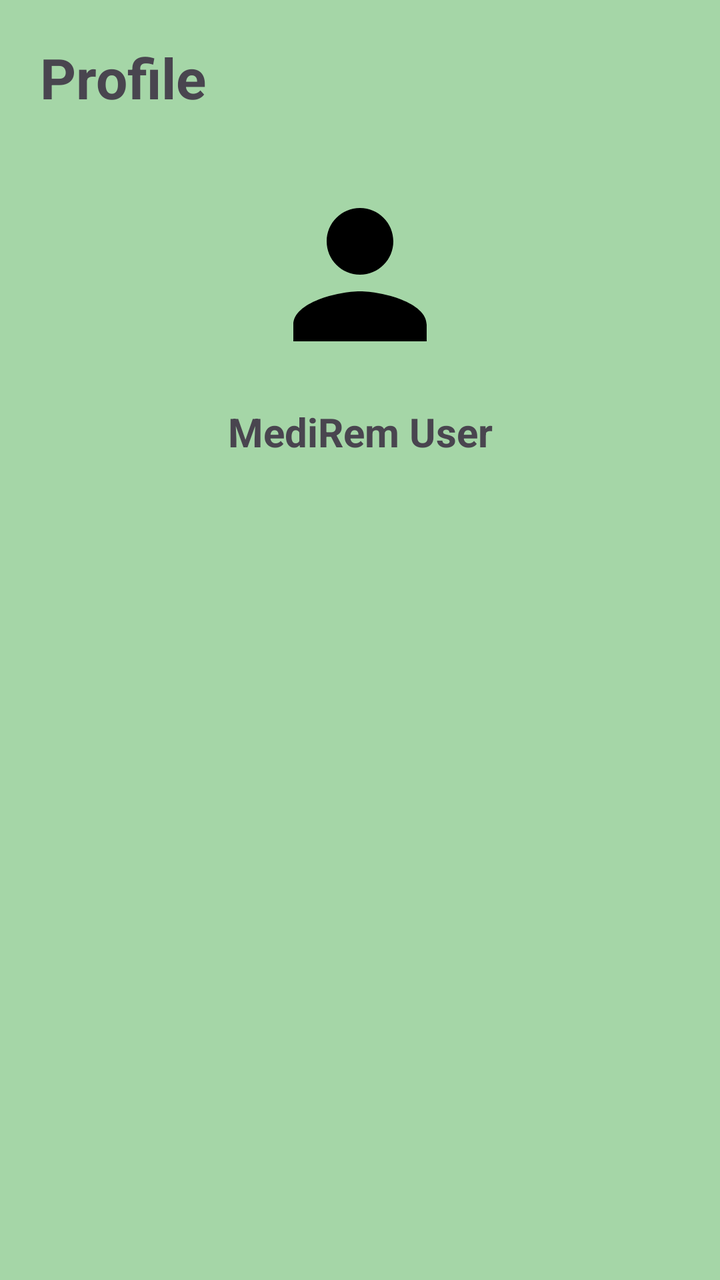
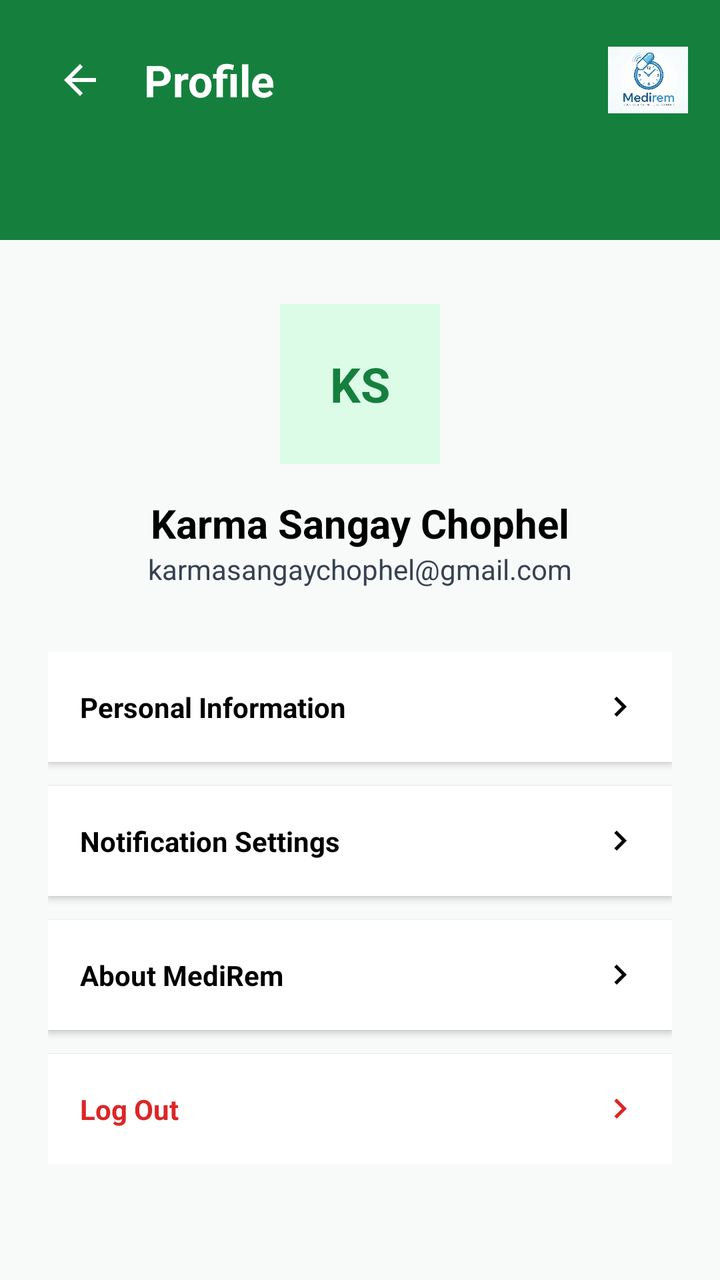

An Android layout rendered at two revisions. The XML below is the earlier revision; the diff shows what the commit changed to produce the second picture.
<!-- AndroidManifest.xml: application theme Theme.MediRem -->
<!-- res/layout/fragment_profile.xml -->
<?xml version="1.0" encoding="utf-8"?>
<androidx.constraintlayout.widget.ConstraintLayout
    xmlns:android="http://schemas.android.com/apk/res/android"
    xmlns:app="http://schemas.android.com/apk/res-auto"
    android:layout_width="match_parent"
    android:layout_height="match_parent"
    android:padding="20dp"
    android:background="@color/background_green">

    <TextView
        android:id="@+id/tvTitle"
        android:layout_width="wrap_content"
        android:layout_height="wrap_content"
        android:text="Profile"
        android:textSize="28sp"
        android:textStyle="bold"
        app:layout_constraintStart_toStartOf="parent"
        app:layout_constraintTop_toTopOf="parent"/>

    <ImageView
        android:id="@+id/imgProfile"
        android:layout_width="100dp"
        android:layout_height="100dp"
        android:src="@drawable/ic_profile"
        android:layout_marginTop="30dp"
        app:layout_constraintTop_toBottomOf="@id/tvTitle"
        app:layout_constraintStart_toStartOf="parent"
        app:layout_constraintEnd_toEndOf="parent"/>

    <TextView
        android:id="@+id/tvUserName"
        android:layout_width="wrap_content"
        android:layout_height="wrap_content"
        android:text="MediRem User"
        android:textSize="20sp"
        android:textStyle="bold"
        android:layout_marginTop="15dp"
        app:layout_constraintTop_toBottomOf="@id/imgProfile"
        app:layout_constraintStart_toStartOf="parent"
        app:layout_constraintEnd_toEndOf="parent"/>

</androidx.constraintlayout.widget.ConstraintLayout>
<!-- resources referenced by this layout -->
<resources>
  <color name="background_green">#A5D6A7</color>
  <!-- drawable ic_profile (drawable) -->
  <vector xmlns:android="http://schemas.android.com/apk/res/android"
      android:width="24dp"
      android:height="24dp"
      android:viewportWidth="24"
      android:viewportHeight="24">
      <path
          android:fillColor="#FF000000"
          android:pathData="M12,12c2.21,0 4,-1.79 4,-4s-1.79,-4 -4,-4 -4,1.79 -4,4 1.79,4 4,4zM12,14c-2.67,0 -8,1.34 -8,4v2h16v-2c0,-2.66 -5.33,-4 -8,-4z"/>
  </vector>
  <style name="Theme.MediRem" parent="Base.Theme.MediRem" />
  <style name="Base.Theme.MediRem" parent="Theme.Material3.DayNight.NoActionBar">
          
          <item name="android:windowBackground">@color/background_green</item>
      </style>
</resources>

<!-- the commit's change to res/layout/fragment_profile.xml (unified diff, before → after) -->
@@ -1,42 +1,231 @@
 <?xml version="1.0" encoding="utf-8"?>
-<androidx.constraintlayout.widget.ConstraintLayout
-    xmlns:android="http://schemas.android.com/apk/res/android"
+<androidx.constraintlayout.widget.ConstraintLayout xmlns:android="http://schemas.android.com/apk/res/android"
     xmlns:app="http://schemas.android.com/apk/res-auto"
     android:layout_width="match_parent"
     android:layout_height="match_parent"
-    android:padding="20dp"
-    android:background="@color/background_green">
+    android:background="@color/background_light">
+
+    
+    <View
+        android:id="@+id/headerView"
+        android:layout_width="match_parent"
+        android:layout_height="120dp"
+        android:background="@drawable/header_background"
+        app:layout_constraintTop_toTopOf="parent" />
+
+    <ImageButton
+        android:id="@+id/btnBack"
+        android:layout_width="48dp"
+        android:layout_height="48dp"
+        android:layout_marginStart="16dp"
+        android:layout_marginTop="16dp"
+        android:background="?attr/selectableItemBackgroundBorderless"
+        android:src="@drawable/ic_arrow_back"
+        app:layout_constraintStart_toStartOf="parent"
+        app:layout_constraintTop_toTopOf="parent"
+        app:tint="@color/white" />
 
     <TextView
-        android:id="@+id/tvTitle"
+        android:id="@+id/tvHeaderTitle"
         android:layout_width="wrap_content"
         android:layout_height="wrap_content"
+        android:layout_marginStart="8dp"
         android:text="Profile"
-        android:textSize="28sp"
+        android:textColor="@color/white"
+        android:textSize="22sp"
         android:textStyle="bold"
-        app:layout_constraintStart_toStartOf="parent"
-        app:layout_constraintTop_toTopOf="parent"/>
+        app:layout_constraintBottom_toBottomOf="@id/btnBack"
+        app:layout_constraintStart_toEndOf="@id/btnBack"
+        app:layout_constraintTop_toTopOf="@id/btnBack" />
 
     <ImageView
-        android:id="@+id/imgProfile"
-        android:layout_width="100dp"
-        android:layout_height="100dp"
-        android:src="@drawable/ic_profile"
-        android:layout_marginTop="30dp"
-        app:layout_constraintTop_toBottomOf="@id/tvTitle"
-        app:layout_constraintStart_toStartOf="parent"
-        app:layout_constraintEnd_toEndOf="parent"/>
+        android:id="@+id/ivLogo"
+        android:layout_width="40dp"
+        android:layout_height="40dp"
+        android:layout_marginEnd="16dp"
+        android:src="@drawable/medirem_logo"
+        app:layout_constraintBottom_toBottomOf="@id/btnBack"
+        app:layout_constraintEnd_toEndOf="parent"
+        app:layout_constraintTop_toTopOf="@id/btnBack" />
+
+    
+    <androidx.cardview.widget.CardView
+        android:id="@+id/avatarCard"
+        android:layout_width="80dp"
+        android:layout_height="80dp"
+        android:layout_marginTop="32dp"
+        app:cardBackgroundColor="@color/taken_green"
+        app:cardCornerRadius="0dp"
+        app:cardElevation="0dp"
+        app:layout_constraintEnd_toEndOf="parent"
+        app:layout_constraintStart_toStartOf="parent"
+        app:layout_constraintTop_toBottomOf="@id/headerView">
+
+        <TextView
+            android:layout_width="match_parent"
+            android:layout_height="match_parent"
+            android:gravity="center"
+            android:text="KS"
+            android:textColor="@color/primary_green"
+            android:textSize="24sp"
+            android:textStyle="bold" />
+    </androidx.cardview.widget.CardView>
 
     <TextView
         android:id="@+id/tvUserName"
         android:layout_width="wrap_content"
         android:layout_height="wrap_content"
-        android:text="MediRem User"
+        android:layout_marginTop="16dp"
+        android:text="Karma Sangay Chophel"
+        android:textColor="@color/black"
         android:textSize="20sp"
         android:textStyle="bold"
-        android:layout_marginTop="15dp"
-        app:layout_constraintTop_toBottomOf="@id/imgProfile"
-        app:layout_constraintStart_toStartOf="parent"
-        app:layout_constraintEnd_toEndOf="parent"/>
+        app:layout_constraintEnd_toEndOf="parent"
+        app:layout_constraintStart_toStartOf="parent"
+        app:layout_constraintTop_toBottomOf="@id/avatarCard" />
+
+    <TextView
+        android:id="@+id/tvUserEmail"
+        android:layout_width="wrap_content"
+        android:layout_height="wrap_content"
+        android:text="karmasangaychophel@gmail.com"
+        android:textColor="@color/gray_text"
+        android:textSize="14sp"
+        app:layout_constraintEnd_toEndOf="parent"
+        app:layout_constraintStart_toStartOf="parent"
+        app:layout_constraintTop_toBottomOf="@id/tvUserName" />
+
+    
+    <LinearLayout
+        android:layout_width="match_parent"
+        android:layout_height="wrap_content"
+        android:layout_marginTop="32dp"
+        android:orientation="vertical"
+        android:paddingHorizontal="24dp"
+        app:layout_constraintTop_toBottomOf="@id/tvUserEmail">
+
+        
+        <androidx.cardview.widget.CardView
+            android:layout_width="match_parent"
+            android:layout_height="wrap_content"
+            android:layout_marginBottom="12dp"
+            app:cardCornerRadius="0dp"
+            app:cardElevation="2dp">
+
+            <LinearLayout
+                android:layout_width="match_parent"
+                android:layout_height="55dp"
+                android:gravity="center_vertical"
+                android:orientation="horizontal"
+                android:paddingHorizontal="16dp">
+
+                <TextView
+                    android:layout_width="0dp"
+                    android:layout_height="wrap_content"
+                    android:layout_weight="1"
+                    android:text="Personal Information"
+                    android:textColor="@color/black"
+                    android:textStyle="bold" />
+
+                <ImageView
+                    android:layout_width="20dp"
+                    android:layout_height="20dp"
+                    android:src="@drawable/ic_chevron_right" />
+            </LinearLayout>
+        </androidx.cardview.widget.CardView>
+
+        
+        <androidx.cardview.widget.CardView
+            android:id="@+id/btnNotificationSettings"
+            android:layout_width="match_parent"
+            android:layout_height="wrap_content"
+            android:layout_marginBottom="12dp"
+            app:cardCornerRadius="0dp"
+            app:cardElevation="2dp">
+
+            <LinearLayout
+                android:layout_width="match_parent"
+                android:layout_height="55dp"
+                android:gravity="center_vertical"
+                android:orientation="horizontal"
+                android:paddingHorizontal="16dp">
+
+                <TextView
+                    android:layout_width="0dp"
+                    android:layout_height="wrap_content"
+                    android:layout_weight="1"
+                    android:text="Notification Settings"
+                    android:textColor="@color/black"
+                    android:textStyle="bold" />
+
+                <ImageView
+                    android:layout_width="20dp"
+                    android:layout_height="20dp"
+                    android:src="@drawable/ic_chevron_right" />
+            </LinearLayout>
+        </androidx.cardview.widget.CardView>
+
+        
+        <androidx.cardview.widget.CardView
+            android:layout_width="match_parent"
+            android:layout_height="wrap_content"
+            android:layout_marginBottom="12dp"
+            app:cardCornerRadius="0dp"
+            app:cardElevation="2dp">
+
+            <LinearLayout
+                android:layout_width="match_parent"
+                android:layout_height="55dp"
+                android:gravity="center_vertical"
+                android:orientation="horizontal"
+                android:paddingHorizontal="16dp">
+
+                <TextView
+                    android:layout_width="0dp"
+                    android:layout_height="wrap_content"
+                    android:layout_weight="1"
+                    android:text="About MediRem"
+                    android:textColor="@color/black"
+                    android:textStyle="bold" />
+
+                <ImageView
+                    android:layout_width="20dp"
+                    android:layout_height="20dp"
+                    android:src="@drawable/ic_chevron_right" />
+            </LinearLayout>
+        </androidx.cardview.widget.CardView>
+
+        
+        <androidx.cardview.widget.CardView
+            android:id="@+id/btnLogoutCard"
+            android:layout_width="match_parent"
+            android:layout_height="wrap_content"
+            app:cardCornerRadius="0dp"
+            app:cardElevation="2dp">
+
+            <LinearLayout
+                android:layout_width="match_parent"
+                android:layout_height="55dp"
+                android:gravity="center_vertical"
+                android:orientation="horizontal"
+                android:paddingHorizontal="16dp">
+
+                <TextView
+                    android:layout_width="0dp"
+                    android:layout_height="wrap_content"
+                    android:layout_weight="1"
+                    android:text="Log Out"
+                    android:textColor="@color/missed_text"
+                    android:textStyle="bold" />
+
+                <ImageView
+                    android:layout_width="20dp"
+                    android:layout_height="20dp"
+                    android:src="@drawable/ic_chevron_right"
+                    app:tint="@color/missed_text" />
+            </LinearLayout>
+        </androidx.cardview.widget.CardView>
+
+    </LinearLayout>
 
 </androidx.constraintlayout.widget.ConstraintLayout>
<!-- resource entries referenced after the edit -->
@@ -1,7 +1,18 @@
 <!-- resources referenced by this layout -->
 <resources>
-  <color name="background_green">#A5D6A7</color>
-  <!-- drawable ic_profile (drawable) -->
+  <color name="background_light">#F8FAF9</color>
+  <color name="black">#FF000000</color>
+  <color name="gray_text">#374151</color>
+  <color name="missed_text">#DC2626</color>
+  <color name="primary_green">#15803D</color>
+  <color name="taken_green">#DCFCE7</color>
+  <color name="white">#FFFFFFFF</color>
+  <!-- drawable header_background (drawable) -->
+  <?xml version="1.0" encoding="utf-8"?>
+  <shape xmlns:android="http://schemas.android.com/apk/res/android">
+      <solid android:color="@color/primary_green"/>
+  </shape>
+  <!-- drawable ic_arrow_back (drawable) -->
   <vector xmlns:android="http://schemas.android.com/apk/res/android"
       android:width="24dp"
       android:height="24dp"
@@ -9,12 +20,25 @@
       android:viewportHeight="24">
       <path
           android:fillColor="#FF000000"
-          android:pathData="M12,12c2.21,0 4,-1.79 4,-4s-1.79,-4 -4,-4 -4,1.79 -4,4 1.79,4 4,4zM12,14c-2.67,0 -8,1.34 -8,4v2h16v-2c0,-2.66 -5.33,-4 -8,-4z"/>
+          android:pathData="M20,11H7.83l5.59,-5.59L12,4l-8,8 8,8 1.41,-1.41L7.83,13H20v-2z"/>
   </vector>
+  <!-- drawable ic_chevron_right (drawable) -->
+  <?xml version="1.0" encoding="utf-8"?>
+  <vector xmlns:android="http://schemas.android.com/apk/res/android"
+      android:width="24dp"
+      android:height="24dp"
+      android:viewportWidth="24"
+      android:viewportHeight="24">
+      <path
+          android:fillColor="#FF000000"
+          android:pathData="M10,6L8.59,7.41L13.17,12l-4.58,4.59L10,18l6,-6z"/>
+  </vector>
+  <!-- drawable medirem_logo: png bitmap (drawable, 63234 bytes) -->
   <style name="Theme.MediRem" parent="Base.Theme.MediRem" />
   <style name="Base.Theme.MediRem" parent="Theme.Material3.DayNight.NoActionBar">
-          
-          <item name="android:windowBackground">@color/background_green</item>
+          <item name="colorPrimary">@color/primary_green</item>
+          <item name="android:windowBackground">@color/background_light</item>
+          <item name="android:statusBarColor">@color/primary_green</item>
       </style>
 </resources>
 
